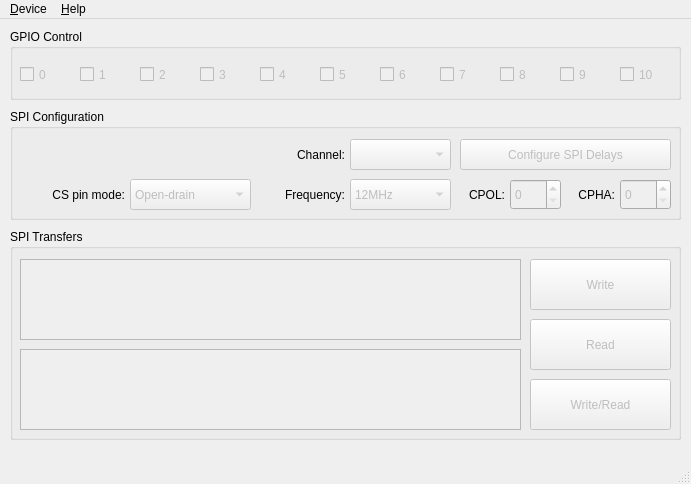
bloguetronica/cp2130-com, file src/devicewindow.ui: the form before one commit.
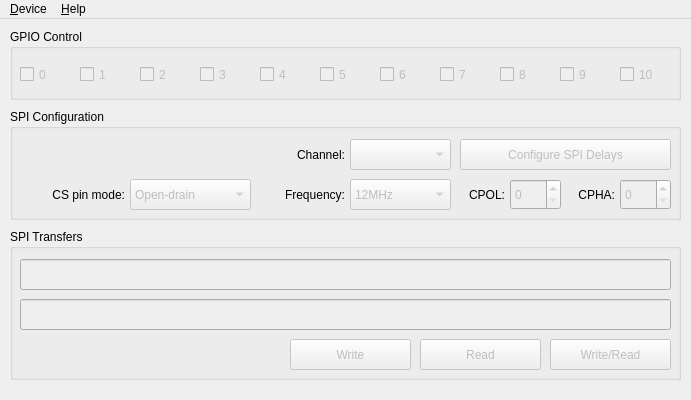
The form after the commit. Icons and pictures are not drawn.

```diff
--- a/src/devicewindow.ui
+++ b/src/devicewindow.ui
@@ -7,19 +7,19 @@
     <x>0</x>
     <y>0</y>
     <width>691</width>
-    <height>484</height>
+    <height>400</height>
    </rect>
   </property>
   <property name="minimumSize">
    <size>
     <width>691</width>
-    <height>0</height>
+    <height>400</height>
    </size>
   </property>
   <property name="maximumSize">
    <size>
     <width>691</width>
-    <height>16777215</height>
+    <height>400</height>
    </size>
   </property>
   <property name="windowTitle">
@@ -465,61 +465,22 @@
       <x>10</x>
       <y>210</y>
       <width>671</width>
-      <height>211</height>
+      <height>151</height>
      </rect>
     </property>
     <property name="title">
      <string>SPI Transfers</string>
     </property>
-    <widget class="QPlainTextEdit" name="plainTextEditWrite">
-     <property name="enabled">
-      <bool>false</bool>
-     </property>
-     <property name="geometry">
-      <rect>
-       <x>10</x>
-       <y>30</y>
-       <width>501</width>
-       <height>81</height>
-      </rect>
-     </property>
-     <property name="font">
-      <font>
-       <family>Noto Mono</family>
-      </font>
-     </property>
-    </widget>
-    <widget class="QPlainTextEdit" name="plainTextEditRead">
-     <property name="enabled">
-      <bool>false</bool>
-     </property>
-     <property name="geometry">
-      <rect>
-       <x>10</x>
-       <y>120</y>
-       <width>501</width>
-       <height>81</height>
-      </rect>
-     </property>
-     <property name="font">
-      <font>
-       <family>Noto Mono</family>
-      </font>
-     </property>
-     <property name="readOnly">
-      <bool>true</bool>
-     </property>
-    </widget>
     <widget class="QPushButton" name="pushButtonWriteRead">
      <property name="enabled">
       <bool>false</bool>
      </property>
      <property name="geometry">
       <rect>
-       <x>520</x>
-       <y>150</y>
-       <width>141</width>
-       <height>51</height>
+       <x>540</x>
+       <y>110</y>
+       <width>121</width>
+       <height>31</height>
       </rect>
      </property>
      <property name="text">
@@ -532,10 +493,10 @@
      </property>
      <property name="geometry">
       <rect>
-       <x>520</x>
-       <y>30</y>
-       <width>141</width>
-       <height>51</height>
+       <x>280</x>
+       <y>110</y>
+       <width>121</width>
+       <height>31</height>
       </rect>
      </property>
      <property name="text">
@@ -548,16 +509,58 @@
      </property>
      <property name="geometry">
       <rect>
-       <x>520</x>
-       <y>90</y>
-       <width>141</width>
-       <height>51</height>
+       <x>410</x>
+       <y>110</y>
+       <width>121</width>
+       <height>31</height>
       </rect>
      </property>
      <property name="text">
       <string>Read</string>
      </property>
     </widget>
+    <widget class="QLineEdit" name="lineEditWrite">
+     <property name="enabled">
+      <bool>false</bool>
+     </property>
+     <property name="geometry">
+      <rect>
+       <x>10</x>
+       <y>30</y>
+       <width>651</width>
+       <height>31</height>
+      </rect>
+     </property>
+     <property name="font">
+      <font>
+       <family>Noto Mono</family>
+      </font>
+     </property>
+     <property name="clearButtonEnabled">
+      <bool>true</bool>
+     </property>
+    </widget>
+    <widget class="QLineEdit" name="lineEditRead">
+     <property name="enabled">
+      <bool>false</bool>
+     </property>
+     <property name="geometry">
+      <rect>
+       <x>10</x>
+       <y>70</y>
+       <width>651</width>
+       <height>31</height>
+      </rect>
+     </property>
+     <property name="font">
+      <font>
+       <family>Noto Mono</family>
+      </font>
+     </property>
+     <property name="readOnly">
+      <bool>true</bool>
+     </property>
+    </widget>
    </widget>
   </widget>
   <widget class="QMenuBar" name="menuBar">
@@ -588,7 +591,6 @@
    <addaction name="menuDevice"/>
    <addaction name="menuHelp"/>
   </widget>
-  <widget class="QStatusBar" name="statusBar"/>
   <action name="actionClose">
    <property name="text">
     <string>&amp;Close</string>
```
